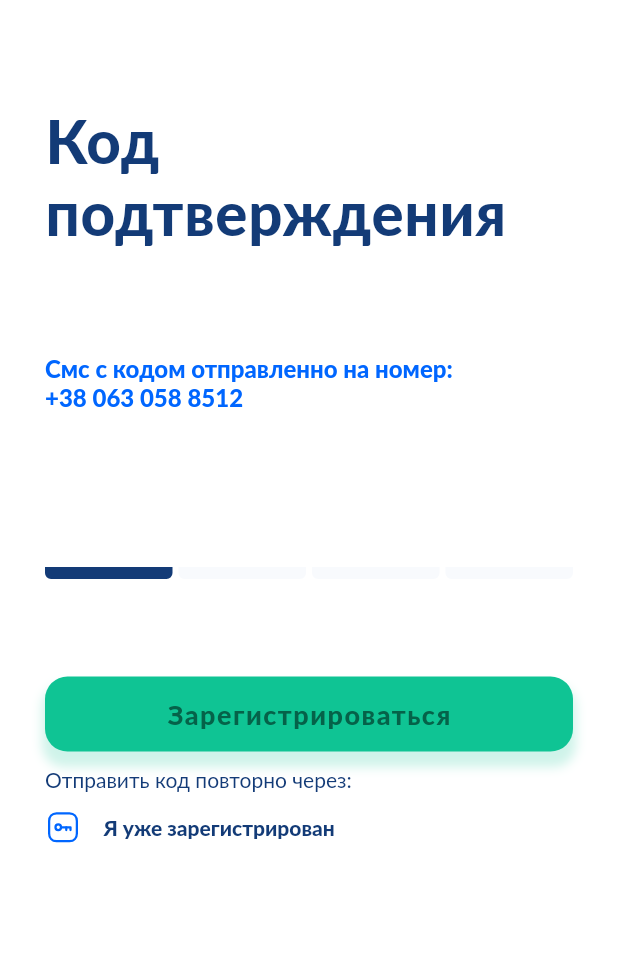
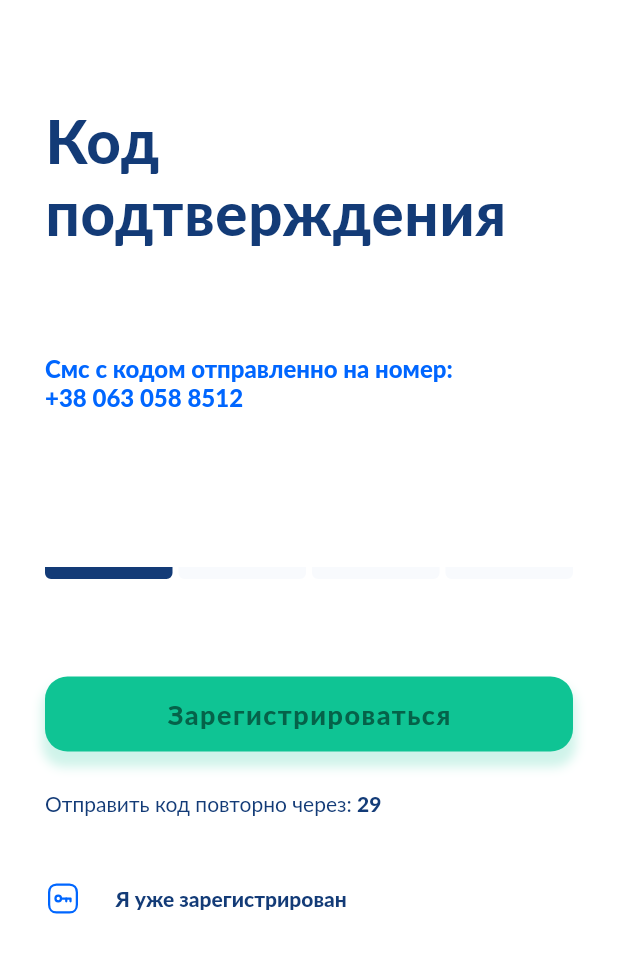
Before and after one commit to RostislavUlinets/usa_in_ua, a Flutter app: the OtpScreen screen opened by its route, after a tap on "Зарегистрироваться", on a phone screen of 412 x 824 dp. Shown: the top 953 px of the screen. Run offline on Flutter 3.47's test engine with Material 2 defaults, Android fonts, the phone set to English and light mode, and no system bars; our stand-ins replace another_flushbar, bloc, dartz, firebase_auth, firebase_core, flutter_bloc and 5 more; accounts and stored records are empty.

Commit message:
[NEW] Resend otp widget

```diff
--- a/lib/pages/authorization/otp_screen.dart
+++ b/lib/pages/authorization/otp_screen.dart
@@ -3,7 +3,9 @@ import 'package:flutter/material.dart';
 import 'package:flutter_bloc/flutter_bloc.dart';
 import 'package:flutter_svg/flutter_svg.dart';
 import 'package:usa_in_ua/blocs/auth/auth_bloc.dart';
+import 'package:usa_in_ua/pages/authorization/login_screen.dart';
 import 'package:usa_in_ua/pages/authorization/registration_screen.dart';
+import 'package:usa_in_ua/pages/authorization/widgets/resend_otp.dart';
 import 'package:usa_in_ua/resources/app_colors.dart';
 import 'package:usa_in_ua/resources/app_icons.dart';
 
@@ -110,27 +112,22 @@ class OtpScreen extends StatelessWidget {
                       ),
                     ),
                   ),
-                  Row(
-                    children: const [
-                      Text(
-                        'Отправить код повторно через: ',
-                        style: TextStyle(
-                          color: AppColors.text,
-                          fontFamily: 'lato',
-                        ),
-                      ),
-                    ],
-                  ),
+                  const ResendOTP(),
                   Row(
                     children: [
                       AppIcons.password,
-                      const Padding(
-                        padding: EdgeInsets.all(15.0),
-                        child: Text(
-                          'Я уже зарегистрирован',
-                          style: TextStyle(
-                            color: AppColors.text,
-                            fontWeight: FontWeight.w800,
+                      Padding(
+                        padding: const EdgeInsets.all(15.0),
+                        child: TextButton(
+                          onPressed: () {
+                            Navigator.pushNamed(context, LoginScreen.routeName);
+                          },
+                          child: const Text(
+                            'Я уже зарегистрирован',
+                            style: TextStyle(
+                              color: AppColors.text,
+                              fontWeight: FontWeight.w800,
+                            ),
                           ),
                         ),
                       ),
--- /dev/null
+++ b/lib/pages/authorization/widgets/resend_otp.dart
@@ -0,0 +1,89 @@
+import 'package:flutter/material.dart';
+import 'dart:async';
+
+import 'package:usa_in_ua/resources/app_colors.dart';
+
+class ResendOTP extends StatefulWidget {
+  const ResendOTP({Key? key}) : super(key: key);
+
+  @override
+  State<ResendOTP> createState() => _ResendOTPState();
+}
+
+class _ResendOTPState extends State<ResendOTP> {
+  late Timer _timer;
+  int _start = 30;
+
+  @override
+  void initState() {
+    initializeTimer();
+    super.initState();
+  }
+
+  void initializeTimer() {
+    const oneSec = const Duration(seconds: 1);
+    _timer = Timer.periodic(
+      oneSec,
+      (Timer timer) {
+        if (_start == 0) {
+          setState(() {
+            timer.cancel();
+          });
+        } else {
+          setState(() {
+            _start--;
+          });
+        }
+      },
+    );
+  }
+
+  @override
+  void dispose() {
+    _timer.cancel();
+    super.dispose();
+  }
+
+  @override
+  Widget build(BuildContext context) {
+    return _start != 0
+        ? Padding(
+          padding: const EdgeInsets.symmetric(vertical: 16.0),
+          child: Row(
+              children: [
+                const Text(
+                  'Отправить код повторно через: ',
+                  style: TextStyle(
+                    color: AppColors.text,
+                    fontFamily: 'lato',
+                  ),
+                ),
+                Text(
+                  "$_start",
+                  style: const TextStyle(
+                    fontFamily: 'lato',
+                    fontWeight: FontWeight.w800,
+                    color: AppColors.text,
+                  ),
+                ),
+              ],
+            ),
+        )
+        : TextButton(
+            onPressed: () {
+              setState(() {
+                _start = 30;
+                initializeTimer();
+              });
+            },
+            child: const Text(
+              'Отправить код повторно',
+              style: TextStyle(
+                fontFamily: 'lato',
+                fontWeight: FontWeight.w800,
+                color: AppColors.text,
+              ),
+            ),
+          );
+  }
+}
```
